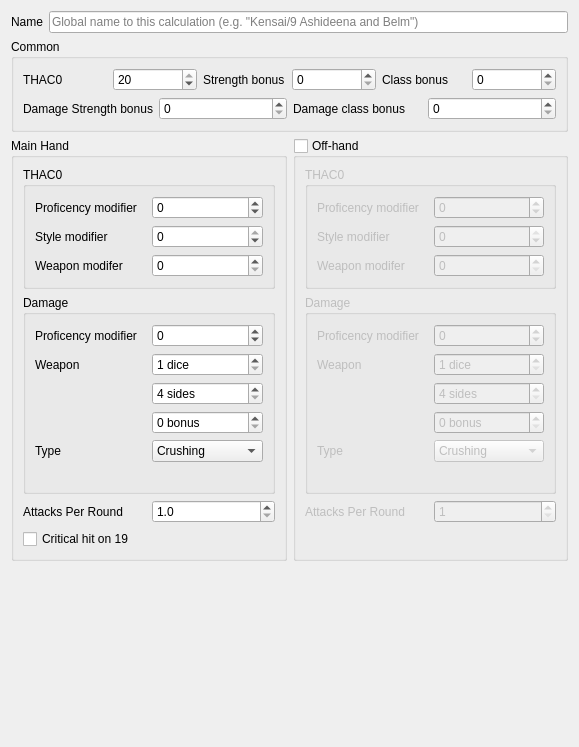
moebiusproject/moebiustoolkit, file damage-calculator/configuration.ui: the form before one commit.
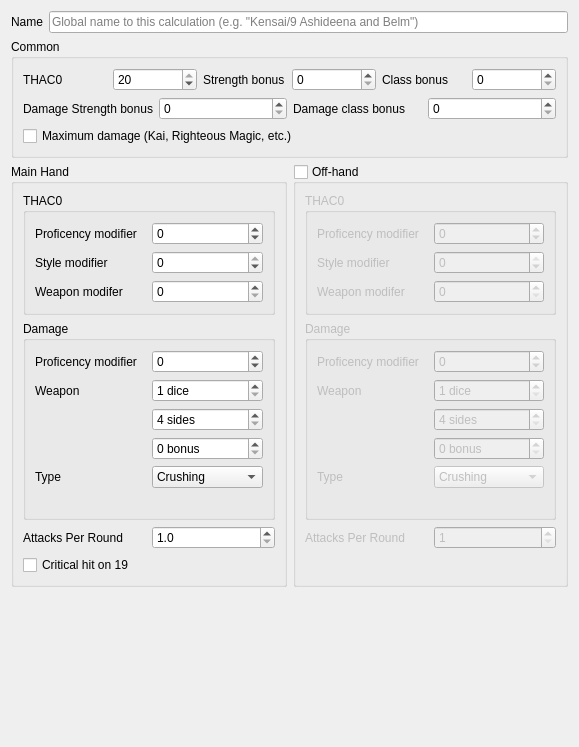
The form after the commit.

Commit message: Add checkbox to ask for maximum damage ("kai")

```diff
--- a/damage-calculator/configuration.ui
+++ b/damage-calculator/configuration.ui
@@ -100,6 +100,13 @@
         </item>
        </layout>
       </item>
+      <item>
+       <widget class="QCheckBox" name="maximumDamage">
+        <property name="text">
+         <string>Maximum damage (Kai, Righteous Magic, etc.)</string>
+        </property>
+       </widget>
+      </item>
      </layout>
     </widget>
    </item>
```
The commit also changes 1 other file.
